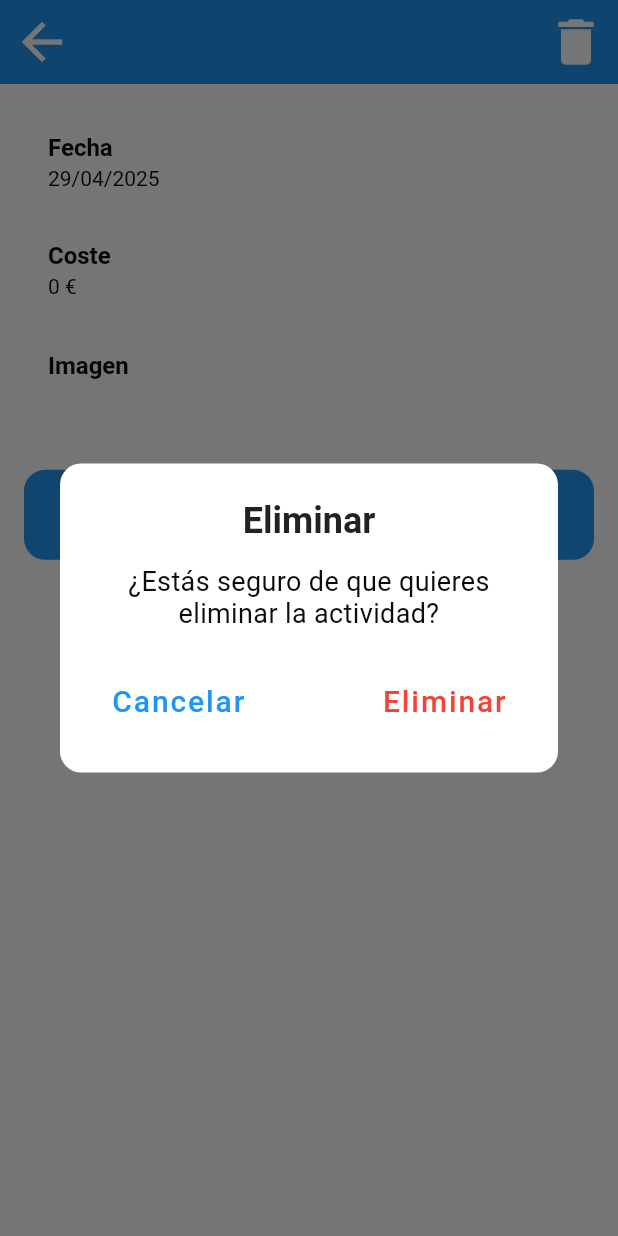
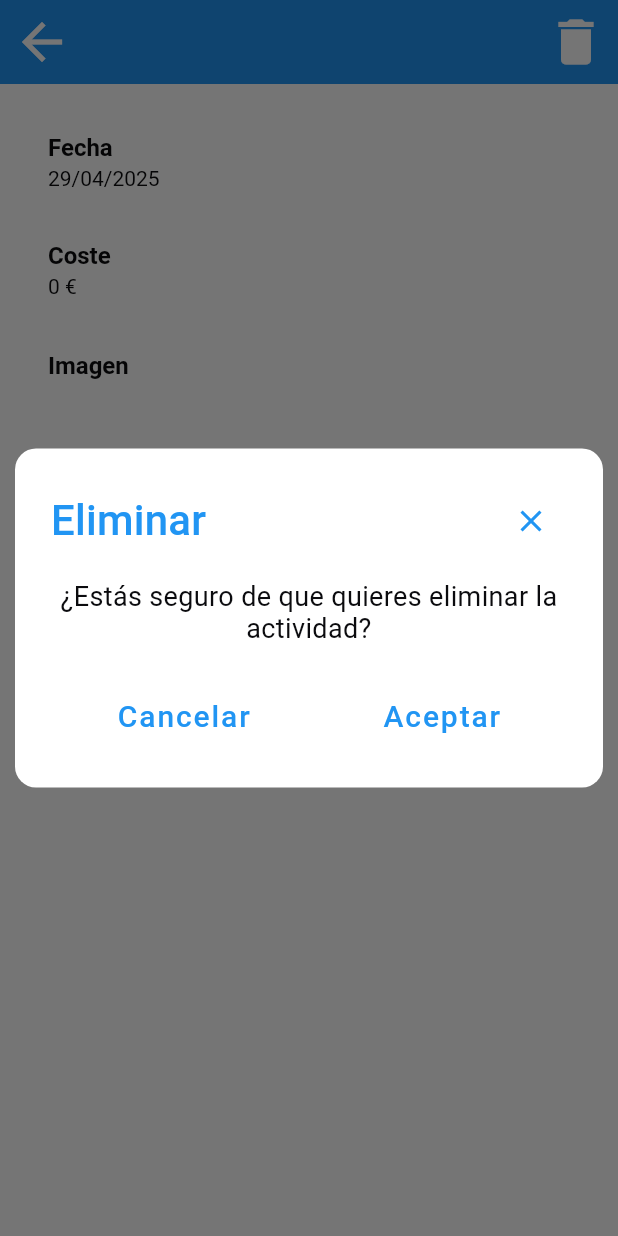
Before and after one commit to julisco23/tfg-mi-garaje, a Flutter app: the ActivityView screen opened directly with empty values, after a tap on the "delete" icon, on a phone screen of 412 x 824 dp. Run offline on Flutter 3.47's test engine with Material 3 defaults, Android fonts, the light colour scheme and no system bars; our stand-ins replace cloud_firestore, firebase_auth, firebase_core, fluttertoast, google_sign_in, image_picker; accounts and stored records are empty.

Commit message:
Arreglo Dialogs: eliminación de padding y estilos iguales

```diff
--- a/lib/view/screens/home/car_tab/activity_view.dart
+++ b/lib/view/screens/home/car_tab/activity_view.dart
@@ -7,8 +7,8 @@ import 'package:mi_garaje/data/provider/auth_provider.dart';
 import 'package:mi_garaje/data/provider/image_cache_provider.dart';
 import 'package:mi_garaje/shared/constants/constants.dart';
 import 'package:mi_garaje/shared/exceptions/garage_exception.dart';
-import 'package:mi_garaje/view/widgets/dialogs/car_tab/dialog_delete_activity.dart';
 import 'package:mi_garaje/view/widgets/dialogs/car_tab/dialog_add_activity.dart';
+import 'package:mi_garaje/view/widgets/dialogs/perfil_tab/dialog_confirm.dart';
 import 'package:mi_garaje/view/widgets/utils/elevated_button_utils.dart';
 import 'package:mi_garaje/view/widgets/utils/fluttertoast.dart';
 import 'package:provider/provider.dart';
@@ -48,7 +48,10 @@ class _ActivityViewState extends State<ActivityView> {
           IconButton(
             icon: const Icon(Icons.delete),
             onPressed: () async {
-              bool result = await DeleteActivityDialog.show(context, activity);
+              final bool result = await ConfirmDialog.show(
+                  context,
+                  'Eliminar ${activity.getType}',
+                  '¿Estás seguro de que quieres eliminar la actividad?');
 
               if (!result) return;
 
--- a/lib/view/widgets/dialogs/auth/dialog_create_profile.dart
+++ b/lib/view/widgets/dialogs/auth/dialog_create_profile.dart
@@ -40,6 +40,7 @@ class _DialogCambioCuentaState extends State<DialogCambioCuenta> {
     final NavigatorState navigator = Navigator.of(context);
 
     return AlertDialog(
+      insetPadding: EdgeInsets.all(10),
       backgroundColor: Theme.of(context).scaffoldBackgroundColor,
       title: Row(
         mainAxisAlignment: MainAxisAlignment.spaceBetween,
--- a/lib/view/widgets/dialogs/auth/dialog_edit_profile.dart
+++ b/lib/view/widgets/dialogs/auth/dialog_edit_profile.dart
@@ -81,6 +81,7 @@ class _DialogEditProfileState extends State<DialogEditProfile> {
     final NavigatorState navigator = Navigator.of(context);
 
     return AlertDialog(
+      insetPadding: EdgeInsets.all(10),
       title: Row(
         mainAxisAlignment: MainAxisAlignment.spaceBetween,
         children: [
--- a/lib/view/widgets/dialogs/car_tab/dialog_add_activity.dart
+++ b/lib/view/widgets/dialogs/car_tab/dialog_add_activity.dart
@@ -132,6 +132,7 @@ class _DialogAddActivityState extends State<DialogAddActivity> {
     final NavigatorState navigator = Navigator.of(context);
 
     return Dialog(
+      insetPadding: EdgeInsets.all(10),
       backgroundColor: Theme.of(context).scaffoldBackgroundColor,
       shape: RoundedRectangleBorder(borderRadius: BorderRadius.circular(14)),
       child: GestureDetector(
@@ -140,7 +141,6 @@ class _DialogAddActivityState extends State<DialogAddActivity> {
         },
         child: SingleChildScrollView(
           child: Container(
-            width: MediaQuery.of(context).size.width * 0.90,
             padding: const EdgeInsets.all(16.0),
             child: Form(
               key: _formKey,
--- a/lib/view/widgets/dialogs/car_tab/dialog_delete_activity.dart
+++ /dev/null
@@ -1,52 +0,0 @@
-import 'package:flutter/material.dart';
-import 'package:mi_garaje/data/models/activity.dart';
-
-class DeleteActivityDialog extends StatelessWidget {
-  final Activity activity;
-
-  const DeleteActivityDialog({
-    super.key,
-    required this.activity,
-  });
-
-  static Future<bool> show(BuildContext context, Activity activity) async {
-    return await showDialog<bool>(
-          context: context,
-          builder: (context) => DeleteActivityDialog(activity: activity),
-        ) ??
-        false;
-  }
-
-  @override
-  Widget build(BuildContext context) {
-    return AlertDialog(
-      title: Center(
-        child: Text(
-          'Eliminar ${activity.getType}',
-          textAlign: TextAlign.center,
-          style: const TextStyle(fontWeight: FontWeight.bold),
-        ),
-      ),
-      content: const Text(
-        '¿Estás seguro de que quieres eliminar la actividad?',
-        textAlign: TextAlign.center,
-      ),
-      actions: [
-        Row(
-          mainAxisAlignment: MainAxisAlignment.spaceBetween,
-          children: [
-            TextButton(
-              onPressed: () => Navigator.pop(context, false),
-              child: Text('Cancelar',
-                  style: TextStyle(color: Theme.of(context).primaryColor)),
-            ),
-            TextButton(
-              onPressed: () => Navigator.pop(context, true),
-              child: Text('Eliminar', style: TextStyle(color: Colors.red)),
-            ),
-          ],
-        ),
-      ],
-    );
-  }
-}
--- a/lib/view/widgets/dialogs/garage_tab/dialog_add_vehicle.dart
+++ b/lib/view/widgets/dialogs/garage_tab/dialog_add_vehicle.dart
@@ -91,6 +91,7 @@ class _DialogAddVehicleState extends State<DialogAddVehicle> {
     final NavigatorState navigator = Navigator.of(context);
 
     return Dialog(
+      insetPadding: EdgeInsets.all(10),
       backgroundColor: Theme.of(context).scaffoldBackgroundColor,
       shape: RoundedRectangleBorder(borderRadius: BorderRadius.circular(14)),
       child: GestureDetector(
@@ -98,10 +99,7 @@ class _DialogAddVehicleState extends State<DialogAddVehicle> {
           FocusScope.of(context).unfocus();
         },
         child: SingleChildScrollView(
-          padding:
-              EdgeInsets.only(bottom: MediaQuery.of(context).viewInsets.bottom),
           child: Container(
-            width: MediaQuery.of(context).size.width * 0.90,
             padding: const EdgeInsets.all(16.0),
             child: Form(
               key: _formKey,
--- a/lib/view/widgets/dialogs/perfil_tab/dialog_code_family.dart
+++ b/lib/view/widgets/dialogs/perfil_tab/dialog_code_family.dart
@@ -31,6 +31,7 @@ class DialogFamilyCode extends StatelessWidget {
     final NavigatorState navigator = Navigator.of(context);
 
     return AlertDialog(
+      insetPadding: EdgeInsets.all(10),
       title: Row(
         mainAxisAlignment: MainAxisAlignment.spaceBetween,
         children: [
@@ -43,13 +44,16 @@ class DialogFamilyCode extends StatelessWidget {
           ),
         ],
       ),
-      content: Form(
+      content: SizedBox(
+        width: MediaQuery.of(context).size.width,
+        child: Form(
           key: formKey,
           child: MiTextFormField(
             controller: controller,
             labelText: "Código de familia",
             hintText: "1234AB",
             validator: Validator.validateFamilyCode,
+          ),
         ),
       ),
       actions: [
--- a/lib/view/widgets/dialogs/perfil_tab/dialog_confirm.dart
+++ b/lib/view/widgets/dialogs/perfil_tab/dialog_confirm.dart
@@ -1,5 +1,4 @@
 import 'package:flutter/material.dart';
-import 'package:mi_garaje/shared/constants/constants.dart';
 
 class ConfirmDialog extends StatelessWidget {
   final String title;
@@ -19,6 +18,7 @@ class ConfirmDialog extends StatelessWidget {
   @override
   Widget build(BuildContext context) {
     return AlertDialog(
+      insetPadding: EdgeInsets.all(10),
       title: Row(
         mainAxisAlignment: MainAxisAlignment.spaceBetween,
         children: [
@@ -31,38 +31,35 @@ class ConfirmDialog extends StatelessWidget {
           ),
         ],
       ),
-      content: Column(
+      content: SizedBox(
+        width: MediaQuery.of(context).size.width,
+        child: Column(
           mainAxisSize: MainAxisSize.min,
           children: [
-          Column(
-            children: [
-              SizedBox(height: AppDimensions.screenHeight(context) * 0.01),
             Text(
               mensaje,
               textAlign: TextAlign.center,
             ),
-              SizedBox(height: AppDimensions.screenHeight(context) * 0.02),
+          ],
+        ),
+      ),
+      actions: [
         Row(
           mainAxisAlignment: MainAxisAlignment.spaceAround,
           children: [
             TextButton(
               child: Text("Cancelar",
-                        style:
-                            TextStyle(color: Theme.of(context).primaryColor)),
+                  style: TextStyle(color: Theme.of(context).primaryColor)),
               onPressed: () => Navigator.of(context).pop(false),
             ),
             TextButton(
               child: Text("Aceptar",
-                        style:
-                            TextStyle(color: Theme.of(context).primaryColor)),
+                  style: TextStyle(color: Theme.of(context).primaryColor)),
               onPressed: () => Navigator.of(context).pop(true),
             ),
           ],
         ),
       ],
-          ),
-        ],
-      ),
     );
   }
 }
```
Also changed, not shown: lib/view/widgets/cards/activity_card.dart (+5 -2 lines), lib/view/widgets/dialogs/perfil_tab/dialog_name_type.dart (+21 -10 lines). Lines whose indentation alone changed are shown as unchanged.
